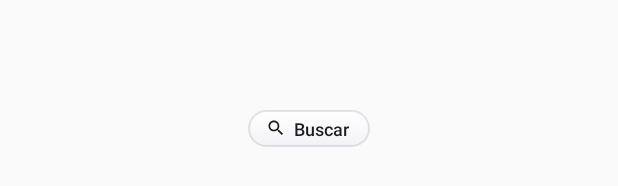
After one commit to brunogarcia7/buscar-widget, an Android app: the layout widget_buscar_thin.xml on its own in the app's theme, with its tools: preview values and no code run, on a phone screen of 412 x 824 dp. The commit adds this screen. Shown: the part 489-675 px from the top of the screen. Run offline under Robolectric (Android 15) with nearby library versions, the phone set to English and light mode, and no system bars.

Commit message:
v1.3.0: adiciona widget Pilula Buscar fina (baixa, rente a dock)

```diff
--- a/app/build.gradle.kts
+++ b/app/build.gradle.kts
@@ -24,8 +24,8 @@ android {
         applicationId = "com.example.buscarwidget"
         minSdk = 24
         targetSdk = 34
-        versionCode = 6
-        versionName = "1.2.2"
+        versionCode = 7
+        versionName = "1.3.0"
     }
 
     signingConfigs {
--- /dev/null
+++ b/app/src/main/res/layout/widget_buscar_thin.xml
@@ -0,0 +1,45 @@
+<?xml version="1.0" encoding="utf-8"?>
+<!--
+    Pílula "Buscar" FINA: mesma pílula, porém mais baixa (achatada) para
+    encaixar rente à dock. Paddings verticais menores e conteúdo compacto.
+-->
+<FrameLayout xmlns:android="http://schemas.android.com/apk/res/android"
+    android:layout_width="match_parent"
+    android:layout_height="match_parent">
+
+    <LinearLayout
+        android:id="@+id/widget_pill"
+        android:layout_width="wrap_content"
+        android:layout_height="wrap_content"
+        android:layout_gravity="center"
+        android:background="@drawable/pill_background"
+        android:gravity="center"
+        android:orientation="horizontal"
+        android:paddingStart="12dp"
+        android:paddingTop="4dp"
+        android:paddingEnd="14dp"
+        android:paddingBottom="4dp">
+
+        <ImageView
+            android:id="@+id/widget_icon"
+            android:layout_width="13dp"
+            android:layout_height="13dp"
+            android:layout_marginEnd="5dp"
+            android:contentDescription="@string/widget_search_hint"
+            android:importantForAccessibility="no"
+            android:src="@drawable/ic_search_dark" />
+
+        <TextView
+            android:id="@+id/widget_label"
+            android:layout_width="wrap_content"
+            android:layout_height="wrap_content"
+            android:ellipsize="end"
+            android:fontFamily="sans-serif-medium"
+            android:maxLines="1"
+            android:text="@string/widget_search_hint"
+            android:textColor="#FF1C1C1E"
+            android:textSize="12sp" />
+
+    </LinearLayout>
+
+</FrameLayout>
--- a/app/src/main/res/values/strings.xml
+++ b/app/src/main/res/values/strings.xml
@@ -4,6 +4,8 @@
     <string name="widget_search_hint">Buscar</string>
     <string name="widget_label">Pílula Buscar</string>
     <string name="widget_description">Pílula de busca estilo iOS que abre o app que você escolher.</string>
+    <string name="thin_widget_label">Pílula Buscar (fina)</string>
+    <string name="thin_widget_description">Pílula de busca baixa, para ficar rente à dock.</string>
     <string name="dock_label">Dock de vidro</string>
     <string name="dock_description">Faixa de vidro decorativa estilo iOS para colocar atrás dos ícones de apps.</string>
     <string name="error_app_not_found">App não encontrado. Escolha outro na lista.</string>
```
Also changed, not shown: app/src/main/AndroidManifest.xml (+13 -0 lines), app/src/main/java/com/example/buscarwidget/ThinPillWidgetProvider.kt (added, +46 -0 lines), app/src/main/res/xml/thin_pill_widget_info.xml (added, +21 -0 lines), 1 other file.
